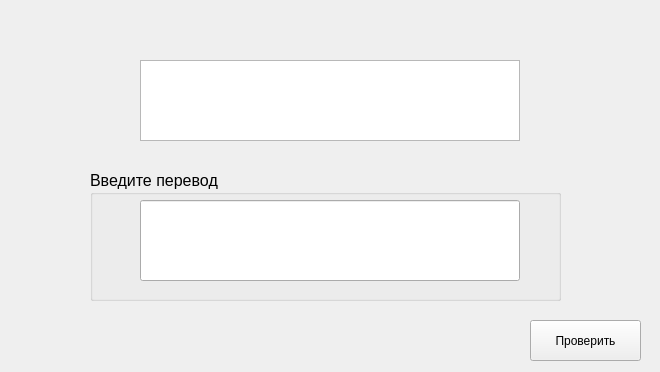
Old version of the form uic/training.ui in the repository romensufle/YandexProject.
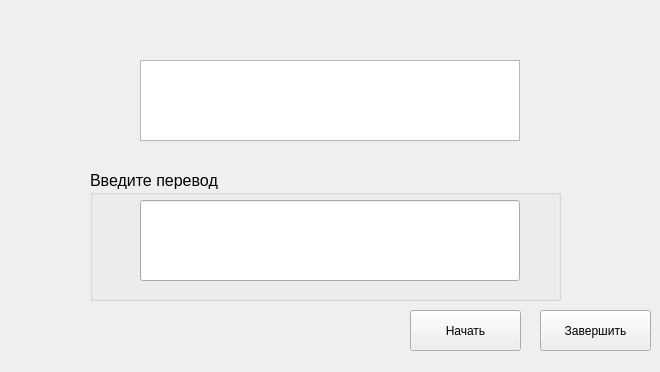
New version of the form.

Patch:
```diff
--- a/uic/training.ui
+++ b/uic/training.ui
@@ -64,14 +64,27 @@
   <widget class="QPushButton" name="analiz">
    <property name="geometry">
     <rect>
-     <x>530</x>
-     <y>320</y>
+     <x>410</x>
+     <y>310</y>
      <width>111</width>
      <height>41</height>
     </rect>
    </property>
    <property name="text">
-    <string>Проверить</string>
+    <string>Начать</string>
+   </property>
+  </widget>
+  <widget class="QPushButton" name="analiz_2">
+   <property name="geometry">
+    <rect>
+     <x>540</x>
+     <y>310</y>
+     <width>111</width>
+     <height>41</height>
+    </rect>
+   </property>
+   <property name="text">
+    <string>Завершить</string>
    </property>
   </widget>
  </widget>
```
